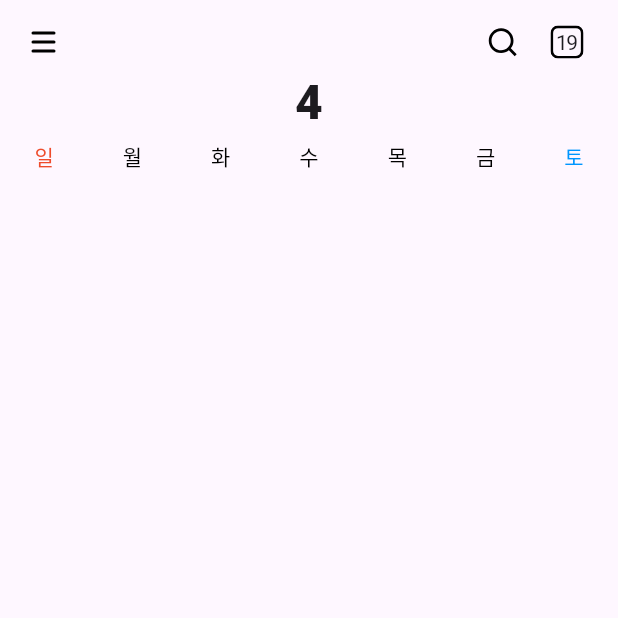
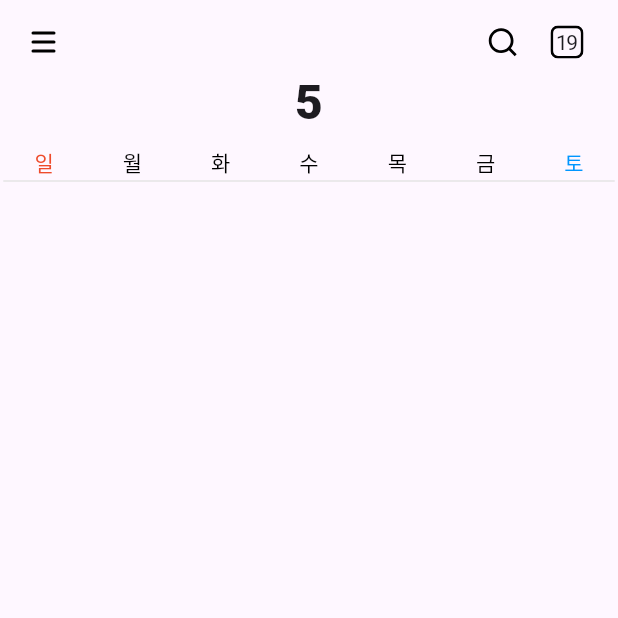
Before and after one commit to Bogamie/Group_Project, a Flutter app: the screen it shows after launch, on a phone screen of 412 x 824 dp, the top half of it. Run offline on Flutter 3.47's test engine with Material 3 defaults, Android fonts, the phone set to English and light mode, and no system bars; our stand-ins replace figma_squircle, flutter_screenutil, flutter_svg.

Commit message:
Feat: Add smooth round corner dependency

```diff
--- a/lib/main.dart
+++ b/lib/main.dart
@@ -1,3 +1,4 @@
+import 'package:figma_squircle/figma_squircle.dart';
 import 'package:flutter/material.dart';
 import 'package:flutter_screenutil/flutter_screenutil.dart';
 import 'package:group_project_calendar/reuse_element.dart';
@@ -35,6 +36,7 @@ class CalendarType1 extends StatelessWidget {
   CalendarType1({super.key});
 
   final List<String> _weekList = ['일', '월', '화', '수', '목', '금', '토'];
+  int _count = 0;
 
   @override
   Widget build(BuildContext context) {
@@ -45,11 +47,14 @@ class CalendarType1 extends StatelessWidget {
           height: 0.055.sh,
         ),
         const Text(
-          "4",
+          "5",
           style: TextStyle(
             fontWeight: FontWeight.w900,
             fontSize: 32,
           ),
+        ),
+        SizedBox(
+          height: 0.005.sh,
         ),
         Row(
           children: _weekList
@@ -81,7 +86,23 @@ class CalendarType1 extends StatelessWidget {
               )
               .values
               .toList(),
-        )
+        ),
+        Container(
+          width: 0.99.sw,
+          height: 1,
+          decoration: BoxDecoration(
+            color: const Color.fromRGBO(229, 229, 229, 1),
+            borderRadius: SmoothBorderRadius(
+              cornerRadius: 10,
+              cornerSmoothing: 0.6
+            ),
+          ),
+        ),
+        /*Stack(
+          for (row = 0; row < 5; row++)
+            for (col = 0; col < 7; col++)
+              count == 1 ?
+        ),*/
       ],
     );
   }
--- a/pubspec.yaml
+++ b/pubspec.yaml
@@ -36,6 +36,7 @@ dependencies:
   cupertino_icons: ^1.0.6
   flutter_svg: ^2.0.10+1
   flutter_screenutil: ^5.9.1
+  figma_squircle: ^0.5.3
 
 dev_dependencies:
   flutter_test:
```
Also changed, not shown: pubspec.lock.
